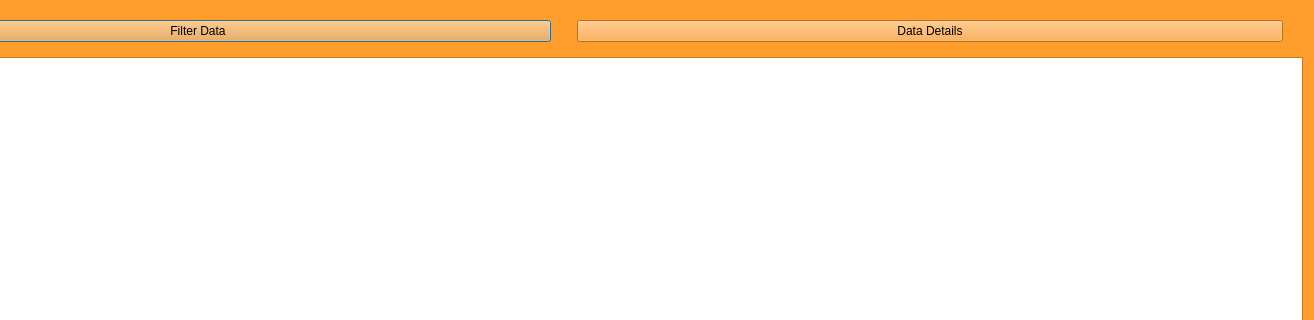
Old version of the form src/tableUI.ui in the repository CaitlinBarron/baja_database; both pictures show x 186 to 1500 and y 0 to 320 of the 1500 by 700 pixel window.
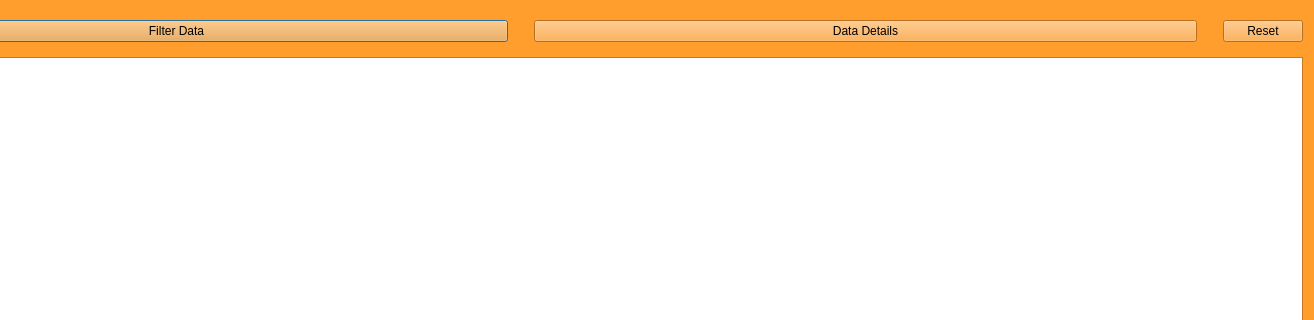
New version of the form. Icons and pictures are not drawn.

```diff
--- a/src/tableUI.ui
+++ b/src/tableUI.ui
@@ -506,6 +506,19 @@
        </property>
       </spacer>
      </item>
+     <item>
+      <widget class="QPushButton" name="resetBtn">
+       <property name="sizePolicy">
+        <sizepolicy hsizetype="Fixed" vsizetype="Fixed">
+         <horstretch>0</horstretch>
+         <verstretch>0</verstretch>
+        </sizepolicy>
+       </property>
+       <property name="text">
+        <string>Reset</string>
+       </property>
+      </widget>
+     </item>
     </layout>
    </item>
    <item>
```
